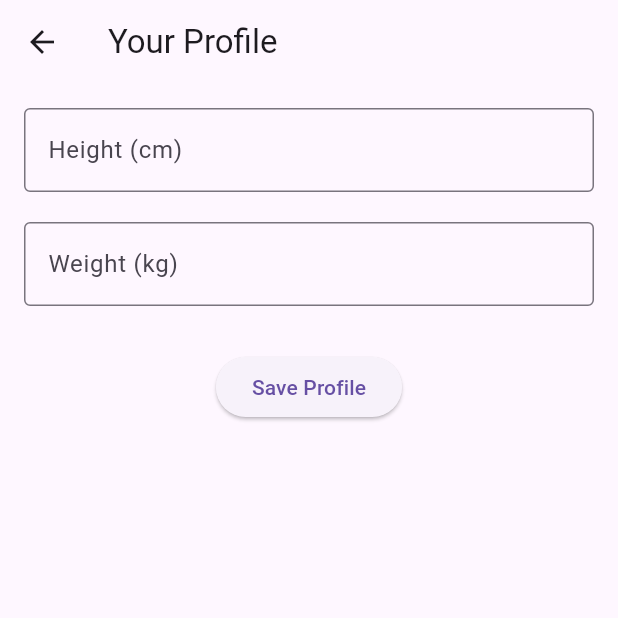
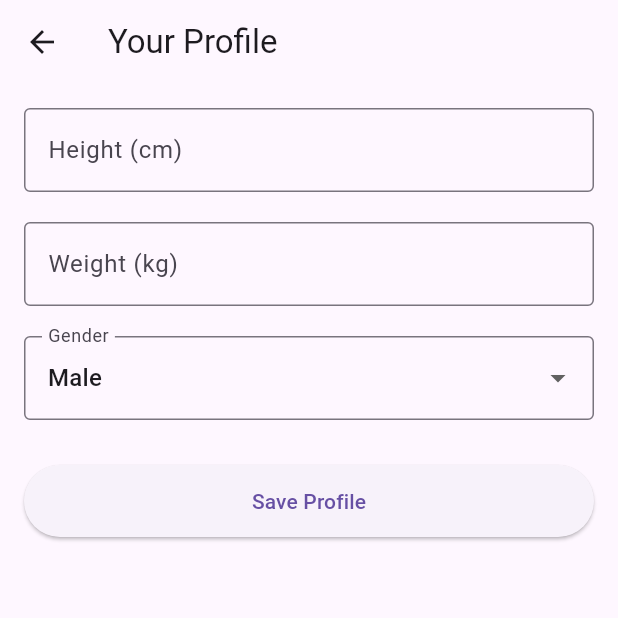
Before and after one commit to bruhlog/wardrobe-app, a Flutter app: the HomeScreen screen opened directly, after a tap on "Go to Profile", on a phone screen of 412 x 824 dp, the top half of it. Run offline on Flutter 3.47's test engine with Material 3 defaults, Android fonts, the phone set to English and light mode, and no system bars; our stand-ins replace cloud_firestore, firebase_auth, firebase_core; accounts and stored records are empty.

Commit message:
Store user profile (height, weight, gender) in Firestore

```diff
--- a/lib/main.dart
+++ b/lib/main.dart
@@ -1,6 +1,7 @@
 import 'package:flutter/material.dart';
 import 'package:firebase_core/firebase_core.dart';
 import 'package:firebase_auth/firebase_auth.dart';
+import 'package:cloud_firestore/cloud_firestore.dart';
 
 void main() async {
   WidgetsFlutterBinding.ensureInitialized();
@@ -31,30 +32,25 @@ class LoginScreen extends StatefulWidget {
 }
 
 class _LoginScreenState extends State<LoginScreen> {
-  final TextEditingController emailController = TextEditingController();
-  final TextEditingController passwordController = TextEditingController();
-
+  final emailController = TextEditingController();
+  final passwordController = TextEditingController();
   bool isLoading = false;
-  final FirebaseAuth _auth = FirebaseAuth.instance;
 
   Future<void> loginUser() async {
     setState(() => isLoading = true);
-
     try {
-      await _auth.signInWithEmailAndPassword(
+      await FirebaseAuth.instance.signInWithEmailAndPassword(
         email: emailController.text.trim(),
         password: passwordController.text.trim(),
       );
-
       if (!mounted) return;
       Navigator.pushReplacement(
         context,
         MaterialPageRoute(builder: (_) => const HomeScreen()),
       );
     } on FirebaseAuthException catch (e) {
-      ScaffoldMessenger.of(context).showSnackBar(
-        SnackBar(content: Text(e.message ?? 'Login failed')),
-      );
+      ScaffoldMessenger.of(context)
+          .showSnackBar(SnackBar(content: Text(e.message ?? 'Login failed')));
     } finally {
       setState(() => isLoading = false);
     }
@@ -66,10 +62,8 @@ class _LoginScreenState extends State<LoginScreen> {
       appBar: AppBar(title: const Text('Login')),
       body: Padding(
         padding: const EdgeInsets.all(16),
-        child: Column(
-          children: [
+        child: Column(children: [
           const SizedBox(height: 30),
-
           TextField(
             controller: emailController,
             decoration: const InputDecoration(
@@ -77,9 +71,7 @@ class _LoginScreenState extends State<LoginScreen> {
               border: OutlineInputBorder(),
             ),
           ),
-
           const SizedBox(height: 20),
-
           TextField(
             controller: passwordController,
             obscureText: true,
@@ -88,9 +80,7 @@ class _LoginScreenState extends State<LoginScreen> {
               border: OutlineInputBorder(),
             ),
           ),
-
           const SizedBox(height: 30),
-
           SizedBox(
             width: double.infinity,
             height: 48,
@@ -101,9 +91,6 @@ class _LoginScreenState extends State<LoginScreen> {
                   : const Text('Login'),
             ),
           ),
-
-            const SizedBox(height: 20),
-
           TextButton(
             onPressed: () {
               Navigator.push(
@@ -112,9 +99,8 @@ class _LoginScreenState extends State<LoginScreen> {
               );
             },
             child: const Text("Don't have an account? Sign up"),
-            ),
-          ],
-        ),
+          )
+        ]),
       ),
     );
   }
@@ -130,31 +116,26 @@ class SignupScreen extends StatefulWidget {
 }
 
 class _SignupScreenState extends State<SignupScreen> {
-  final TextEditingController emailController = TextEditingController();
-  final TextEditingController passwordController = TextEditingController();
-
+  final emailController = TextEditingController();
+  final passwordController = TextEditingController();
   bool isLoading = false;
-  final FirebaseAuth _auth = FirebaseAuth.instance;
 
   Future<void> signupUser() async {
     setState(() => isLoading = true);
-
     try {
-      await _auth.createUserWithEmailAndPassword(
+      await FirebaseAuth.instance.createUserWithEmailAndPassword(
         email: emailController.text.trim(),
         password: passwordController.text.trim(),
       );
-
       if (!mounted) return;
       Navigator.pushAndRemoveUntil(
         context,
         MaterialPageRoute(builder: (_) => const HomeScreen()),
-            (route) => false,
+            (_) => false,
       );
     } on FirebaseAuthException catch (e) {
-      ScaffoldMessenger.of(context).showSnackBar(
-        SnackBar(content: Text(e.message ?? 'Signup failed')),
-      );
+      ScaffoldMessenger.of(context)
+          .showSnackBar(SnackBar(content: Text(e.message ?? 'Signup failed')));
     } finally {
       setState(() => isLoading = false);
     }
@@ -166,10 +147,8 @@ class _SignupScreenState extends State<SignupScreen> {
       appBar: AppBar(title: const Text('Sign Up')),
       body: Padding(
         padding: const EdgeInsets.all(16),
-        child: Column(
-          children: [
+        child: Column(children: [
           const SizedBox(height: 30),
-
           TextField(
             controller: emailController,
             decoration: const InputDecoration(
@@ -177,14 +156,128 @@ class _SignupScreenState extends State<SignupScreen> {
               border: OutlineInputBorder(),
             ),
           ),
-
           const SizedBox(height: 20),
-
           TextField(
             controller: passwordController,
             obscureText: true,
             decoration: const InputDecoration(
               labelText: 'Password',
+              border: OutlineInputBorder(),
+            ),
+          ),
+          const SizedBox(height: 30),
+          SizedBox(
+            width: double.infinity,
+            height: 48,
+            child: ElevatedButton(
+              onPressed: isLoading ? null : signupUser,
+              child: isLoading
+                  ? const CircularProgressIndicator(color: Colors.white)
+                  : const Text('Create Account'),
+            ),
+          ),
+        ]),
+      ),
+    );
+  }
+}
+
+/* ==================== HOME ==================== */
+class HomeScreen extends StatelessWidget {
+  const HomeScreen({super.key});
+
+  @override
+  Widget build(BuildContext context) {
+    return Scaffold(
+      appBar: AppBar(title: const Text('Virtual Wardrobe')),
+      body: Center(
+        child: ElevatedButton(
+          child: const Text('Go to Profile'),
+          onPressed: () {
+            Navigator.push(
+              context,
+              MaterialPageRoute(builder: (_) => const ProfileScreen()),
+            );
+          },
+        ),
+      ),
+    );
+  }
+}
+
+/* ==================== DAY 12 ==================== */
+/* -------------------- PROFILE SCREEN -------------------- */
+class ProfileScreen extends StatefulWidget {
+  const ProfileScreen({super.key});
+
+  @override
+  State<ProfileScreen> createState() => _ProfileScreenState();
+}
+
+class _ProfileScreenState extends State<ProfileScreen> {
+  final heightController = TextEditingController();
+  final weightController = TextEditingController();
+  String gender = 'Male';
+
+  Future<void> saveProfile() async {
+    final user = FirebaseAuth.instance.currentUser;
+    if (user == null) return;
+
+    await FirebaseFirestore.instance
+        .collection('users')
+        .doc(user.uid)
+        .set({
+      'height': heightController.text.trim(),
+      'weight': weightController.text.trim(),
+      'gender': gender,
+      'updatedAt': FieldValue.serverTimestamp(),
+    });
+
+    if (!mounted) return;
+    ScaffoldMessenger.of(context).showSnackBar(
+      const SnackBar(content: Text('Profile saved successfully ✅')),
+    );
+  }
+
+  @override
+  Widget build(BuildContext context) {
+    return Scaffold(
+      appBar: AppBar(title: const Text('Your Profile')),
+      body: Padding(
+        padding: const EdgeInsets.all(16),
+        child: Column(children: [
+          TextField(
+            controller: heightController,
+            keyboardType: TextInputType.number,
+            decoration: const InputDecoration(
+              labelText: 'Height (cm)',
+              border: OutlineInputBorder(),
+            ),
+          ),
+          const SizedBox(height: 20),
+          TextField(
+            controller: weightController,
+            keyboardType: TextInputType.number,
+            decoration: const InputDecoration(
+              labelText: 'Weight (kg)',
+              border: OutlineInputBorder(),
+            ),
+          ),
+          const SizedBox(height: 20),
+
+          /* GENDER DROPDOWN */
+          DropdownButtonFormField<String>(
+            value: gender,
+            items: const [
+              DropdownMenuItem(value: 'Male', child: Text('Male')),
+              DropdownMenuItem(value: 'Female', child: Text('Female')),
+              DropdownMenuItem(value: 'Other', child: Text('Other')),
+            ],
+            onChanged: (value) {
+              setState(() => gender = value!);
+            },
+            decoration: const InputDecoration(
+              labelText: 'Gender',
               border: OutlineInputBorder(),
             ),
           ),
@@ -195,92 +288,12 @@ class _SignupScreenState extends State<SignupScreen> {
             width: double.infinity,
             height: 48,
             child: ElevatedButton(
-                onPressed: isLoading ? null : signupUser,
-                child: isLoading
-                    ? const CircularProgressIndicator(color: Colors.white)
-                    : const Text('Create Account'),
+              onPressed: saveProfile,
+              child: const Text('Save Profile'),
             ),
           ),
-          ],
-        ),
+        ]),
       ),
     );
   }
 }
-
-/* ==================== DAY 5 ==================== */
-/* -------------------- HOME SCREEN -------------------- */
-class HomeScreen extends StatelessWidget {
-  const HomeScreen({super.key});
-
-  @override
-  Widget build(BuildContext context) {
-    return Scaffold(
-      appBar: AppBar(
-        title: const Text('Virtual Wardrobe'),
-        centerTitle: true,
-      ),
-      body: Center(
-        child: ElevatedButton(
-          child: const Text('Go to Profile'),
-          onPressed: () {
-            Navigator.push(
-              context,
-              MaterialPageRoute(
-                builder: (_) => const ProfileScreen(),
-              ),
-            );
-          },
-        ),
-      ),
-    );
-  }
-}
-
-/* ==================== DAY 6 ==================== */
-/* -------------------- PROFILE SCREEN -------------------- */
-class ProfileScreen extends StatefulWidget {
-  const ProfileScreen({super.key});
-
-  @override
-  State<ProfileScreen> createState() => _ProfileScreenState();
-}
-
-class _ProfileScreenState extends State<ProfileScreen> {
-  final TextEditingController heightController = TextEditingController();
-  final TextEditingController weightController = TextEditingController();
-
-  @override
-  Widget build(BuildContext context) {
-    return Scaffold(
-      appBar: AppBar(title: const Text('Your Profile')),
-      body: Padding(
-        padding: const EdgeInsets.all(16),
-        child: Column(
-          children: [
-            TextField(
-              controller: heightController,
-              decoration: const InputDecoration(
-                labelText: 'Height (cm)',
-                border: OutlineInputBorder(),
-              ),
-            ),
-            const SizedBox(height: 20),
-            TextField(
-              controller: weightController,
-              decoration: const InputDecoration(
-                labelText: 'Weight (kg)',
-                border: OutlineInputBorder(),
-              ),
-            ),
-            const SizedBox(height: 30),
-            ElevatedButton(
-              onPressed: () {},
-              child: const Text('Save Profile'),
-            ),
-          ],
-        ),
-      ),
-    );
-  }
-}
--- a/pubspec.yaml
+++ b/pubspec.yaml
@@ -36,6 +36,7 @@ dependencies:
   # Use with the CupertinoIcons class for iOS style icons.
   cupertino_icons: ^1.0.8
   firebase_auth: ^5.7.0
+  cloud_firestore: ^5.6.12
 
 dev_dependencies:
   flutter_test:
```
Also changed, not shown: pubspec.lock, 3 other files. Lines whose indentation alone changed are shown as unchanged.
